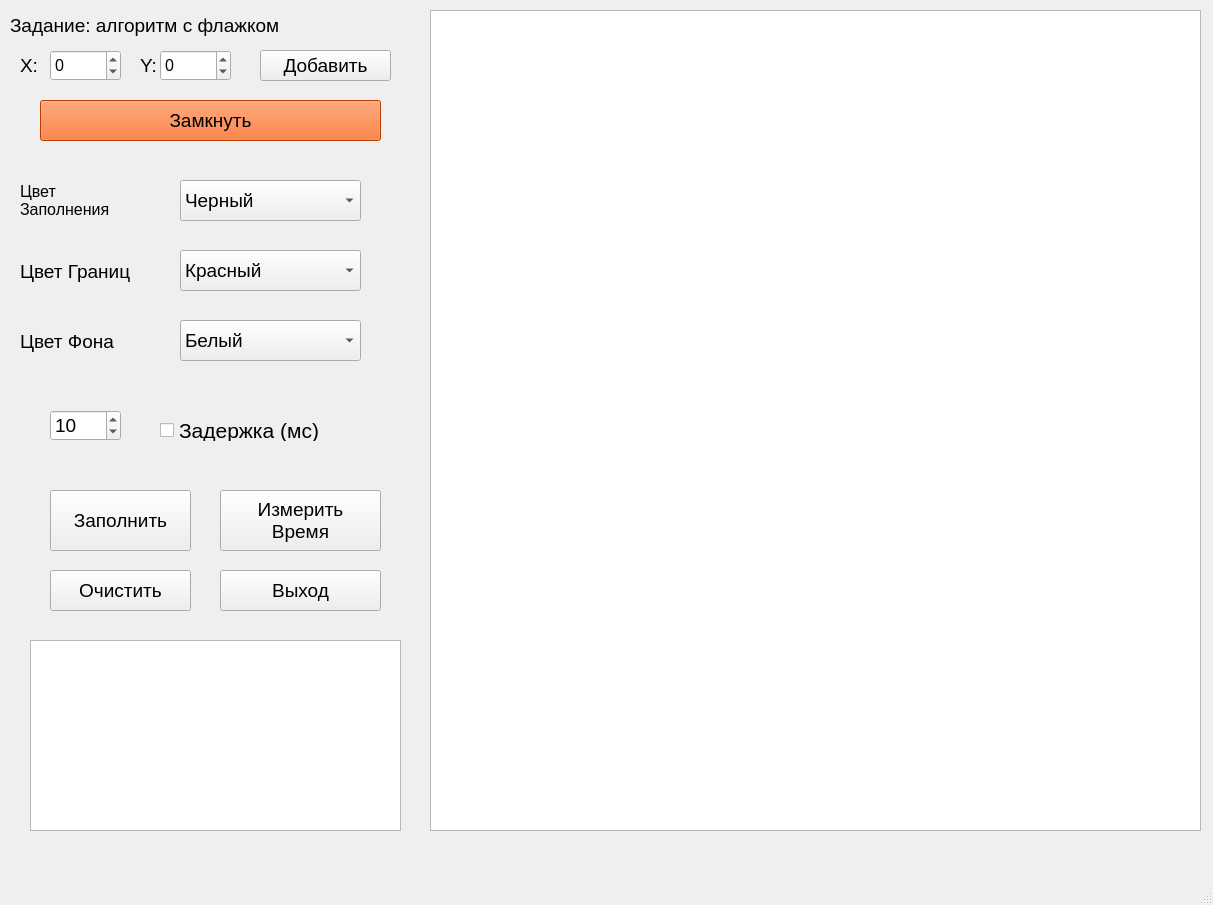
Before: the Qt Designer form 6/design.ui in awarebayes/kg, drawn with Qt 5.
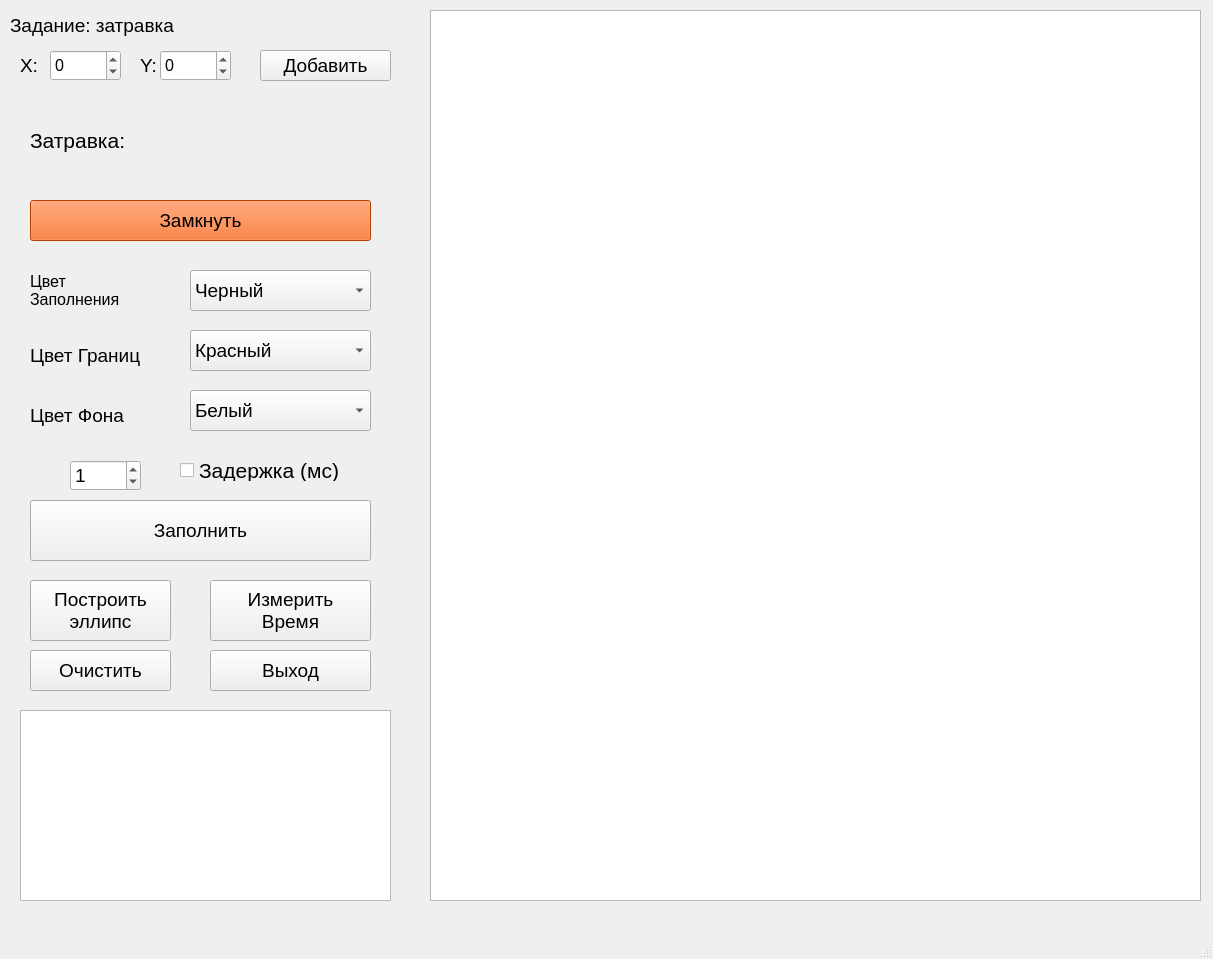
After: the same form once the commit is applied.

The edit to the form file:
```diff
--- a/6/design.ui
+++ b/6/design.ui
@@ -7,7 +7,7 @@
     <x>0</x>
     <y>0</y>
     <width>1213</width>
-    <height>905</height>
+    <height>959</height>
    </rect>
   </property>
   <property name="windowTitle">
@@ -20,16 +20,16 @@
       <x>430</x>
       <y>10</y>
       <width>771</width>
-      <height>821</height>
+      <height>891</height>
      </rect>
     </property>
    </widget>
    <widget class="QPushButton" name="fill_btn">
     <property name="geometry">
      <rect>
-      <x>50</x>
-      <y>490</y>
-      <width>141</width>
+      <x>30</x>
+      <y>500</y>
+      <width>341</width>
       <height>61</height>
      </rect>
     </property>
@@ -144,8 +144,8 @@
    <widget class="QPushButton" name="enclose_btn">
     <property name="geometry">
      <rect>
-      <x>40</x>
-      <y>100</y>
+      <x>30</x>
+      <y>200</y>
       <width>341</width>
       <height>41</height>
      </rect>
@@ -604,8 +604,8 @@
    <widget class="QComboBox" name="fill_color">
     <property name="geometry">
      <rect>
-      <x>180</x>
-      <y>180</y>
+      <x>190</x>
+      <y>270</y>
       <width>181</width>
       <height>41</height>
      </rect>
@@ -644,8 +644,8 @@
    <widget class="QComboBox" name="border_color">
     <property name="geometry">
      <rect>
-      <x>180</x>
-      <y>250</y>
+      <x>190</x>
+      <y>330</y>
       <width>181</width>
       <height>41</height>
      </rect>
@@ -684,8 +684,8 @@
    <widget class="QComboBox" name="bg_color">
     <property name="geometry">
      <rect>
-      <x>180</x>
-      <y>320</y>
+      <x>190</x>
+      <y>390</y>
       <width>181</width>
       <height>41</height>
      </rect>
@@ -724,8 +724,8 @@
    <widget class="QCheckBox" name="delay_checkbox">
     <property name="geometry">
      <rect>
-      <x>160</x>
-      <y>420</y>
+      <x>180</x>
+      <y>460</y>
       <width>241</width>
       <height>21</height>
      </rect>
@@ -742,8 +742,8 @@
    <widget class="QSpinBox" name="delay_inp">
     <property name="geometry">
      <rect>
-      <x>50</x>
-      <y>410</y>
+      <x>70</x>
+      <y>460</y>
       <width>71</width>
       <height>31</height>
      </rect>
@@ -757,14 +757,14 @@
      <number>400</number>
     </property>
     <property name="value">
-     <number>10</number>
+     <number>1</number>
     </property>
    </widget>
    <widget class="QPushButton" name="clear_btn">
     <property name="geometry">
      <rect>
-      <x>50</x>
-      <y>570</y>
+      <x>30</x>
+      <y>650</y>
       <width>141</width>
       <height>41</height>
      </rect>
@@ -781,8 +781,8 @@
    <widget class="QPushButton" name="exit_btn">
     <property name="geometry">
      <rect>
-      <x>220</x>
-      <y>570</y>
+      <x>210</x>
+      <y>650</y>
       <width>161</width>
       <height>41</height>
      </rect>
@@ -799,8 +799,8 @@
    <widget class="QLabel" name="label_3">
     <property name="geometry">
      <rect>
-      <x>20</x>
-      <y>170</y>
+      <x>30</x>
+      <y>260</y>
       <width>141</width>
       <height>61</height>
      </rect>
@@ -818,8 +818,8 @@
    <widget class="QLabel" name="label_4">
     <property name="geometry">
      <rect>
-      <x>20</x>
-      <y>256</y>
+      <x>30</x>
+      <y>340</y>
       <width>141</width>
       <height>31</height>
      </rect>
@@ -836,8 +836,8 @@
    <widget class="QLabel" name="label_5">
     <property name="geometry">
      <rect>
-      <x>20</x>
-      <y>326</y>
+      <x>30</x>
+      <y>400</y>
       <width>141</width>
       <height>31</height>
      </rect>
@@ -866,14 +866,14 @@
      </font>
     </property>
     <property name="text">
-     <string>Задание: алгоритм с флажком</string>
+     <string>Задание: затравка</string>
     </property>
    </widget>
    <widget class="QTableWidget" name="tableWidget">
     <property name="geometry">
      <rect>
-      <x>30</x>
-      <y>640</y>
+      <x>20</x>
+      <y>710</y>
       <width>371</width>
       <height>191</height>
      </rect>
@@ -887,8 +887,8 @@
    <widget class="QPushButton" name="time_btn">
     <property name="geometry">
      <rect>
-      <x>220</x>
-      <y>490</y>
+      <x>210</x>
+      <y>580</y>
       <width>161</width>
       <height>61</height>
      </rect>
@@ -903,6 +903,43 @@
 Время</string>
     </property>
    </widget>
+   <widget class="QPushButton" name="draw_circ_btn">
+    <property name="geometry">
+     <rect>
+      <x>30</x>
+      <y>580</y>
+      <width>141</width>
+      <height>61</height>
+     </rect>
+    </property>
+    <property name="font">
+     <font>
+      <pointsize>14</pointsize>
+     </font>
+    </property>
+    <property name="text">
+     <string>Построить
+эллипс</string>
+    </property>
+   </widget>
+   <widget class="QLabel" name="zatr_pos_label">
+    <property name="geometry">
+     <rect>
+      <x>30</x>
+      <y>120</y>
+      <width>211</width>
+      <height>41</height>
+     </rect>
+    </property>
+    <property name="font">
+     <font>
+      <pointsize>16</pointsize>
+     </font>
+    </property>
+    <property name="text">
+     <string>Затравка:</string>
+    </property>
+   </widget>
   </widget>
   <widget class="QMenuBar" name="menubar">
    <property name="geometry">
```
Left out of the diff: 2 changed lines with no effect on the pictures.
